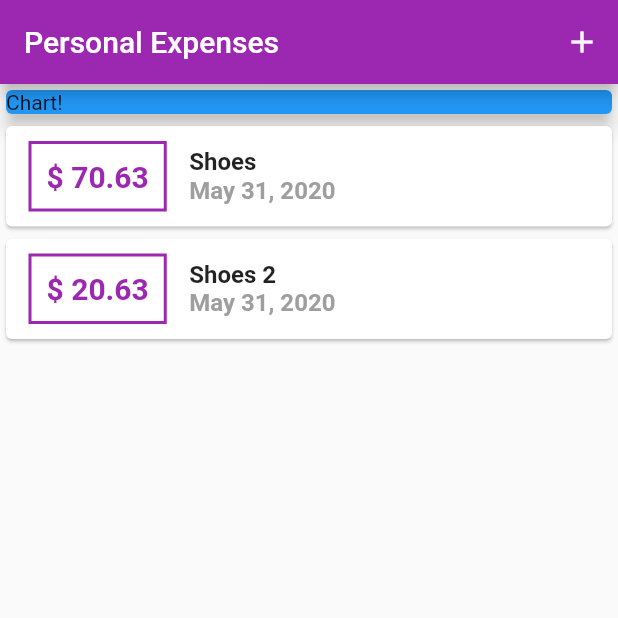
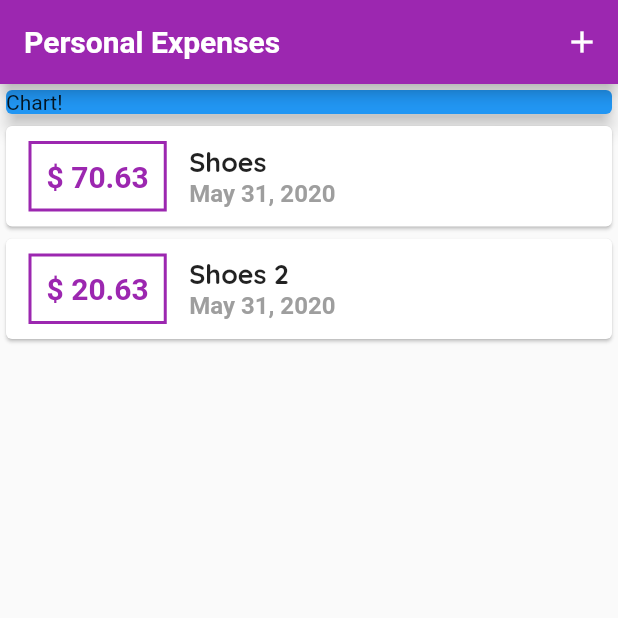
Before and after one commit to bzuniga03/personal_expenses_app, a Flutter app: the screen it shows after launch, on a phone screen of 412 x 824 dp, the top half of it. Run offline on Flutter 3.47's test engine with Material 2 defaults, Android fonts, the phone set to English and light mode, and no system bars; Roboto replaces fonts that are missing (OpenSans).

Commit message:
font theme

```diff
--- a/lib/main.dart
+++ b/lib/main.dart
@@ -1,3 +1,4 @@
+import 'package:flutter/cupertino.dart';
 import 'package:flutter/material.dart';
 import 'package:personalexpensesapp/widgets/new_transaction.dart';
 import 'package:personalexpensesapp/widgets/transaction_list.dart';
@@ -12,9 +13,22 @@ class MyApp extends StatelessWidget {
     return MaterialApp(
       title: 'Personal Expenses',
       theme: ThemeData(
-        primarySwatch: Colors.purple,
-        accentColor: Colors.amber,
-      ),
+          primarySwatch: Colors.purple,
+          accentColor: Colors.amber,
+          fontFamily: 'Quicksand',
+          textTheme: ThemeData.light().textTheme.copyWith(
+                  headline6: TextStyle(
+                fontWeight: FontWeight.bold,
+                fontSize: 18,
+              )),
+          appBarTheme: AppBarTheme(
+            textTheme: ThemeData.light().textTheme.copyWith(
+                    headline6: TextStyle(
+                  fontFamily: 'OpenSans',
+                  fontSize: 20,
+                  fontWeight: FontWeight.bold,
+                )),
+          )),
       home: MyHomePage(),
     );
   }
--- a/lib/widgets/transaction_list.dart
+++ b/lib/widgets/transaction_list.dart
@@ -41,10 +41,7 @@ class TransactionList extends StatelessWidget {
                   children: <Widget>[
                     Text(
                       transactions[index].title,
-                      style: TextStyle(
-                        fontSize: 16,
-                        fontWeight: FontWeight.bold,
-                      ),
+                      style: Theme.of(context).textTheme.headline6,
                     ),
                     Text(
                       DateFormat.yMMMd().format(transactions[index].date),
```
Also changed, not shown: pubspec.yaml (+25 -18 lines), assets/fonts/OpenSans-Bold.ttf (added), assets/fonts/OpenSans-Regular.ttf (added), assets/fonts/Quicksand-Bold.ttf (added), assets/fonts/Quicksand-Light.ttf (added), assets/fonts/Quicksand-Medium.ttf (added), assets/fonts/Quicksand-Regular.ttf (added).
